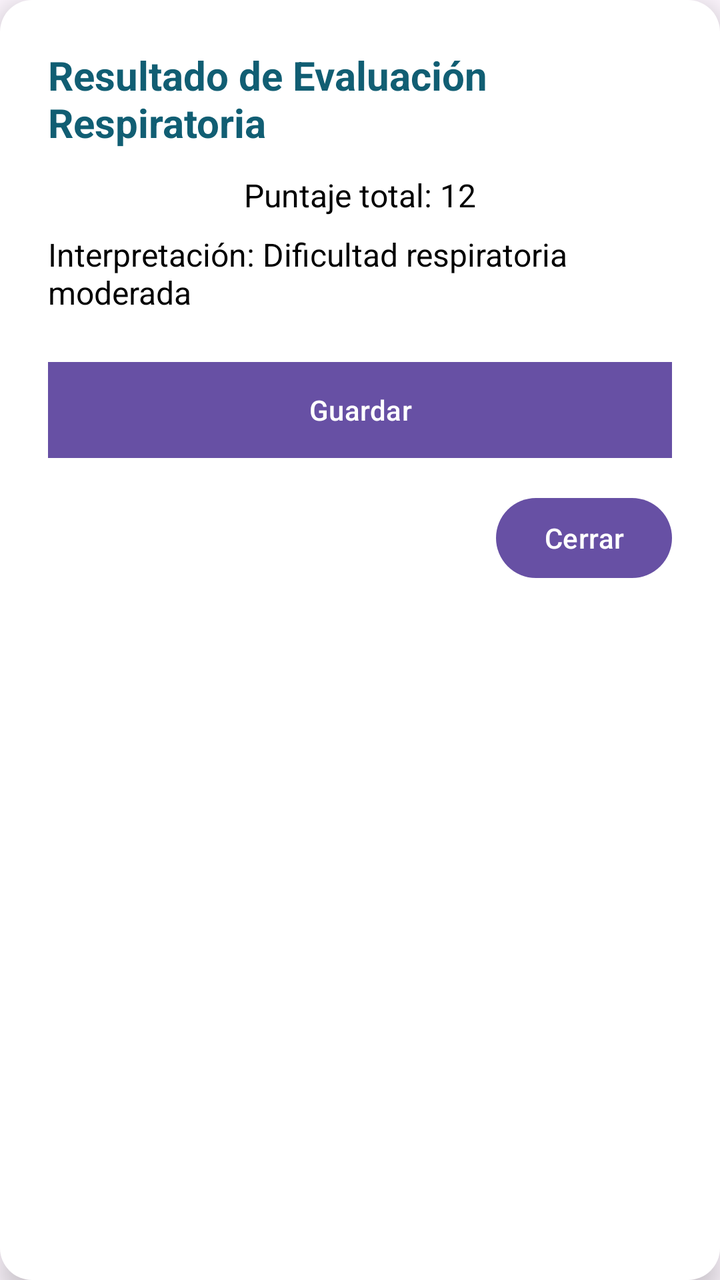
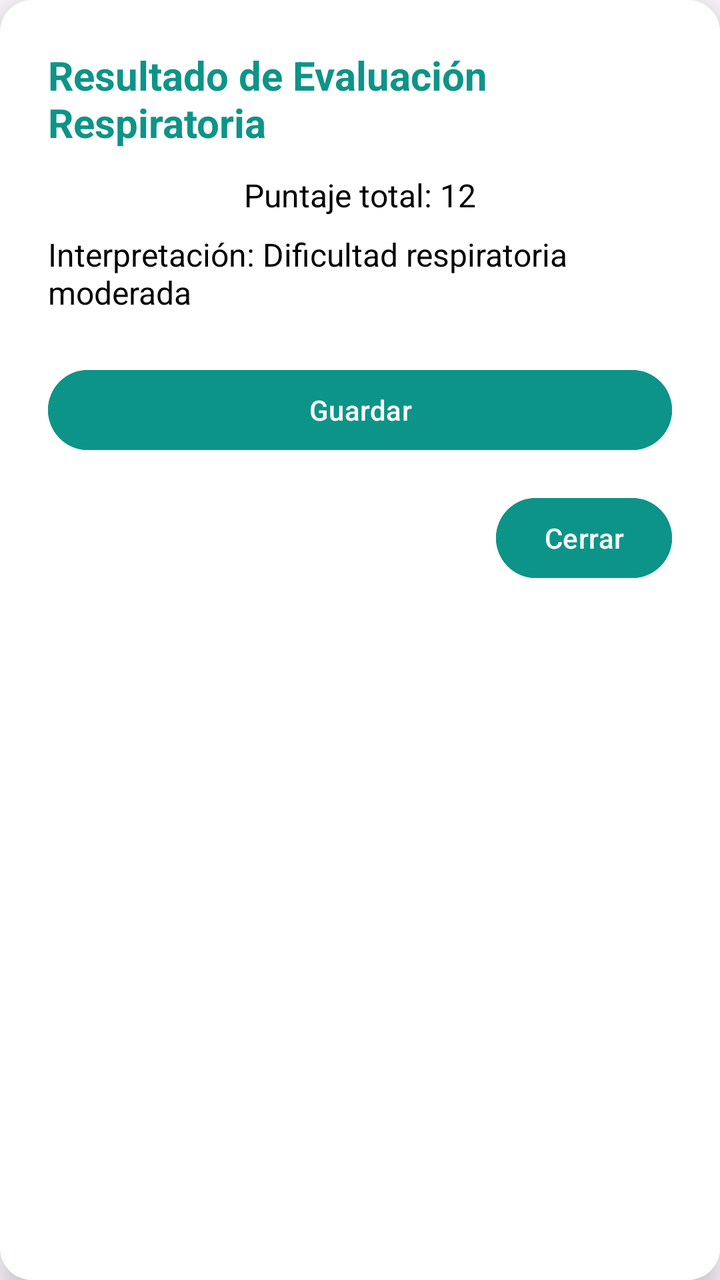

Screens rendered from an Android XML layout before and after an edit, with the pre-edit source and the edit as a unified diff.
<!-- AndroidManifest.xml: application theme Theme.MediCalc -->
<!-- res/layout/dialog_resultado_ligyhowie.xml -->
<?xml version="1.0" encoding="utf-8"?>
<LinearLayout xmlns:android="http://schemas.android.com/apk/res/android"
    android:padding="24dp"
    android:orientation="vertical"
    android:layout_width="wrap_content"
    android:layout_height="wrap_content"
    android:background="@drawable/bg_dialog_rounded"
    android:elevation="8dp">

    
    <TextView
        android:id="@+id/tvTituloLiggins"
        android:layout_width="wrap_content"
        android:layout_height="wrap_content"
        android:text="Resultado de Evaluación Respiratoria"
        android:textSize="20sp"
        android:textStyle="bold"
        android:textColor="#115E73"
        android:layout_gravity="center_horizontal"
        android:paddingBottom="12dp" />

    
    <TextView
        android:id="@+id/tvPuntajeTotal"
        android:layout_width="wrap_content"
        android:layout_height="wrap_content"
        android:text="Puntaje total: 12"
        android:textSize="16sp"
        android:textColor="@android:color/black"
        android:layout_gravity="center_horizontal"
        android:paddingBottom="8dp" />

    
    <TextView
        android:id="@+id/tvInterpretacion"
        android:layout_width="wrap_content"
        android:layout_height="wrap_content"
        android:text="Interpretación: Dificultad respiratoria moderada"
        android:textSize="16sp"
        android:textColor="@android:color/black"
        android:layout_gravity="center_horizontal"
        android:paddingBottom="24dp" />

    
    <Button
        android:id="@+id/btnGuardarLiggins"
        android:layout_width="match_parent"
        android:layout_height="wrap_content"
        android:background="@color/bgLogin"
        android:text="Guardar"
        android:textColor="@android:color/white" />

    
    <Button
        android:id="@+id/btnCerrarLiggins"
        android:layout_width="wrap_content"
        android:layout_height="wrap_content"
        android:text="Cerrar"
        android:layout_gravity="end"
        android:layout_marginTop="16dp" />
</LinearLayout>
<!-- resources referenced by this layout -->
<resources>
  <color name="bgLogin">#0D9488</color>
  <!-- drawable bg_dialog_rounded (drawable) -->
  <shape xmlns:android="http://schemas.android.com/apk/res/android"
      android:shape="rectangle">
      <solid android:color="@android:color/white" />
      <corners android:radius="16dp" />
  </shape>
  <style name="Theme.MediCalc" parent="Base.Theme.MediCalc" />
  <style name="Base.Theme.MediCalc" parent="Theme.Material3.DayNight.NoActionBar">
          
          
      </style>
</resources>

<!-- the commit's change to res/layout/dialog_resultado_ligyhowie.xml (unified diff, before → after) -->
@@ -15,7 +15,7 @@
         android:text="Resultado de Evaluación Respiratoria"
         android:textSize="20sp"
         android:textStyle="bold"
-        android:textColor="#115E73"
+        android:textColor="@color/bgLogin"
         android:layout_gravity="center_horizontal"
         android:paddingBottom="12dp" />
 
@@ -46,7 +46,7 @@
         android:id="@+id/btnGuardarLiggins"
         android:layout_width="match_parent"
         android:layout_height="wrap_content"
-        android:background="@color/bgLogin"
+        android:backgroundTint="@color/bgLogin"
         android:text="Guardar"
         android:textColor="@android:color/white" />
 
@@ -56,6 +56,7 @@
         android:layout_width="wrap_content"
         android:layout_height="wrap_content"
         android:text="Cerrar"
+        android:backgroundTint="@color/bgLogin"
         android:layout_gravity="end"
         android:layout_marginTop="16dp" />
 </LinearLayout>
